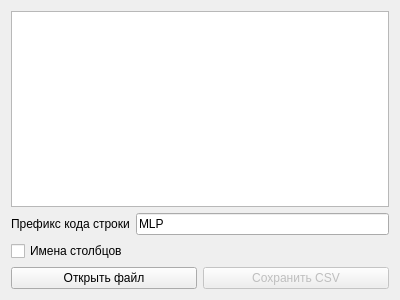
The window that src/mainwindow.ui (PalmtopTiger/DSCreator) describes before a commit, drawn with Qt 5.
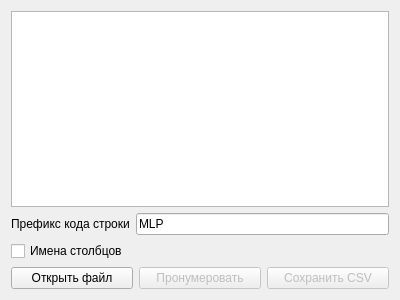
The same window after the commit.

Commit message: Added renumber feature

What changed in the file:
```diff
--- a/src/mainwindow.ui
+++ b/src/mainwindow.ui
@@ -58,6 +58,16 @@
         </property>
        </widget>
       </item>
+      <item>
+       <widget class="QPushButton" name="btRenumber">
+        <property name="enabled">
+         <bool>false</bool>
+        </property>
+        <property name="text">
+         <string>Пронумеровать</string>
+        </property>
+       </widget>
+      </item>
       <item>
        <widget class="QPushButton" name="btSave">
         <property name="enabled">
```
The commit also changes 2 other files.
